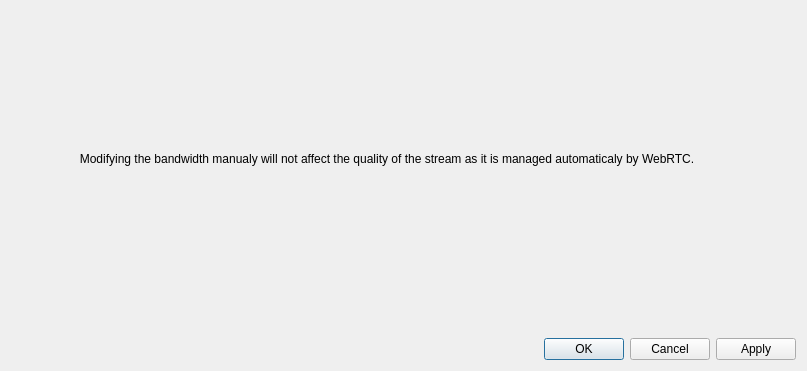
Old version of the form UI/forms/OBSBasicSettings.ui in the repository CoSMoSoftware/OBS-studio-webrtc; both pictures show x 174 to 981 and y 377 to 748 of the 981 by 748 pixel window.
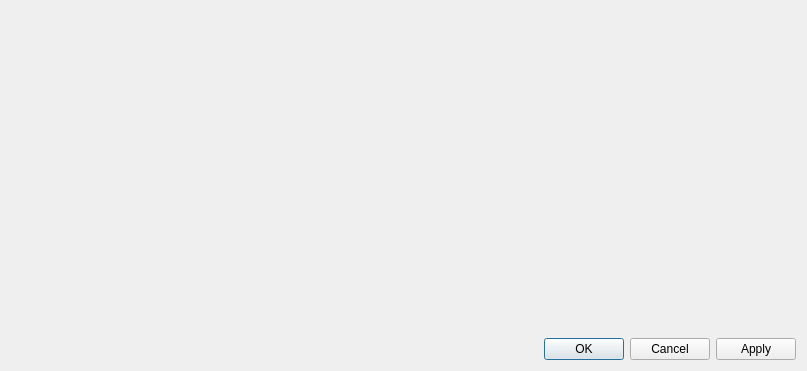
New version of the form. The open tabs and pages were chosen to show the change. Icons and pictures are not drawn.

Commit message: ENH: remove warnign abotu bandwidth management.

Patch:
```diff
--- a/UI/forms/OBSBasicSettings.ui
+++ b/UI/forms/OBSBasicSettings.ui
@@ -704,20 +704,6 @@
               </layout>
              </widget>
             </item>
-            <item>
-             <layout class="QVBoxLayout" name="warning_layout">
-              <item>
-               <widget class="QLabel" name="warning_label">
-                <property name="text">
-                 <string>Modifying the bandwidth manualy will not affect the quality of the stream as it is managed automaticaly by WebRTC.</string>
-                </property>
-                <property name="alignment">
-                 <set>Qt::AlignCenter</set>
-                </property>
-               </widget>
-              </item>
-             </layout>
-            </item>
            </layout>
           </widget>
          </item>
```
